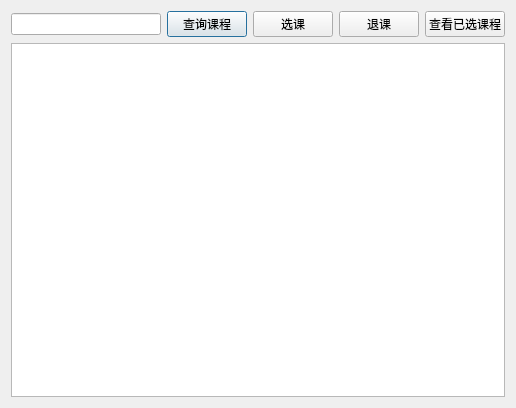
This is StudentManagement/stucell_course.ui in Fengzhongzhihan/DB_design as Qt 5 draws it before an edit. The edited form follows.
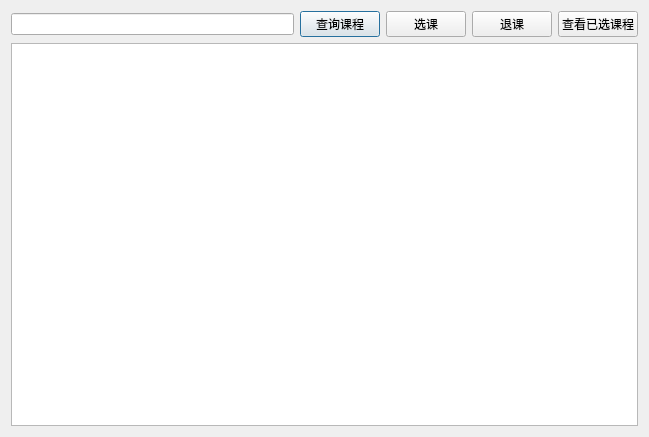
This is the edited form.

Diff of the .ui file:
```diff
--- a/StudentManagement/stucell_course.ui
+++ b/StudentManagement/stucell_course.ui
@@ -6,8 +6,8 @@
    <rect>
     <x>0</x>
     <y>0</y>
-    <width>516</width>
-    <height>408</height>
+    <width>649</width>
+    <height>437</height>
    </rect>
   </property>
   <property name="windowTitle">
```
